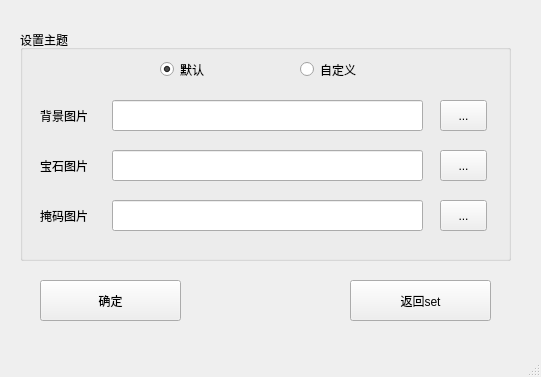
Qt form cthemedlg.ui (wgananh/Formal_Brmal_Bejeweled) before a commit.
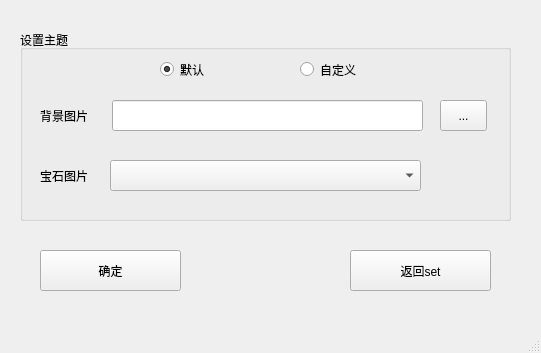
The same form after that commit.

```diff
--- a/cthemedlg.ui
+++ b/cthemedlg.ui
@@ -7,7 +7,7 @@
     <x>0</x>
     <y>0</y>
     <width>541</width>
-    <height>377</height>
+    <height>353</height>
    </rect>
   </property>
   <property name="windowTitle">
@@ -20,7 +20,7 @@
       <x>20</x>
       <y>30</y>
       <width>491</width>
-      <height>231</height>
+      <height>191</height>
      </rect>
     </property>
     <property name="title">
@@ -87,37 +87,11 @@
       <bool>true</bool>
      </property>
     </widget>
-    <widget class="QToolButton" name="toolButton_selsect_gemimags">
-     <property name="geometry">
-      <rect>
-       <x>420</x>
-       <y>120</y>
-       <width>47</width>
-       <height>31</height>
-      </rect>
-     </property>
-     <property name="text">
-      <string>...</string>
-     </property>
-    </widget>
-    <widget class="QLineEdit" name="lineEdit_path_gemiamgs">
-     <property name="geometry">
-      <rect>
-       <x>92</x>
-       <y>120</y>
-       <width>311</width>
-       <height>31</height>
-      </rect>
-     </property>
-     <property name="readOnly">
-      <bool>true</bool>
-     </property>
-    </widget>
     <widget class="QLabel" name="label_2">
      <property name="geometry">
       <rect>
        <x>20</x>
-       <y>120</y>
+       <y>130</y>
        <width>72</width>
        <height>31</height>
       </rect>
@@ -126,45 +100,6 @@
       <string>宝石图片</string>
      </property>
     </widget>
-    <widget class="QToolButton" name="toolButton_selsect_maskimags">
-     <property name="geometry">
-      <rect>
-       <x>420</x>
-       <y>170</y>
-       <width>47</width>
-       <height>31</height>
-      </rect>
-     </property>
-     <property name="text">
-      <string>...</string>
-     </property>
-    </widget>
-    <widget class="QLineEdit" name="lineEdit_path_maskimags">
-     <property name="geometry">
-      <rect>
-       <x>92</x>
-       <y>170</y>
-       <width>311</width>
-       <height>31</height>
-      </rect>
-     </property>
-     <property name="readOnly">
-      <bool>true</bool>
-     </property>
-    </widget>
-    <widget class="QLabel" name="label_3">
-     <property name="geometry">
-      <rect>
-       <x>20</x>
-       <y>170</y>
-       <width>72</width>
-       <height>31</height>
-      </rect>
-     </property>
-     <property name="text">
-      <string>掩码图片</string>
-     </property>
-    </widget>
     <widget class="QToolButton" name="toolButton_selsect_backgroundiamgs">
      <property name="geometry">
       <rect>
@@ -178,12 +113,22 @@
       <string>...</string>
      </property>
     </widget>
+    <widget class="QComboBox" name="comboBox_gemtype">
+     <property name="geometry">
+      <rect>
+       <x>90</x>
+       <y>130</y>
+       <width>311</width>
+       <height>31</height>
+      </rect>
+     </property>
+    </widget>
    </widget>
    <widget class="QPushButton" name="btn_themeToSet">
     <property name="geometry">
      <rect>
       <x>350</x>
-      <y>280</y>
+      <y>250</y>
       <width>141</width>
       <height>41</height>
      </rect>
@@ -196,7 +141,7 @@
     <property name="geometry">
      <rect>
       <x>40</x>
-      <y>280</y>
+      <y>250</y>
       <width>141</width>
       <height>41</height>
      </rect>
```
